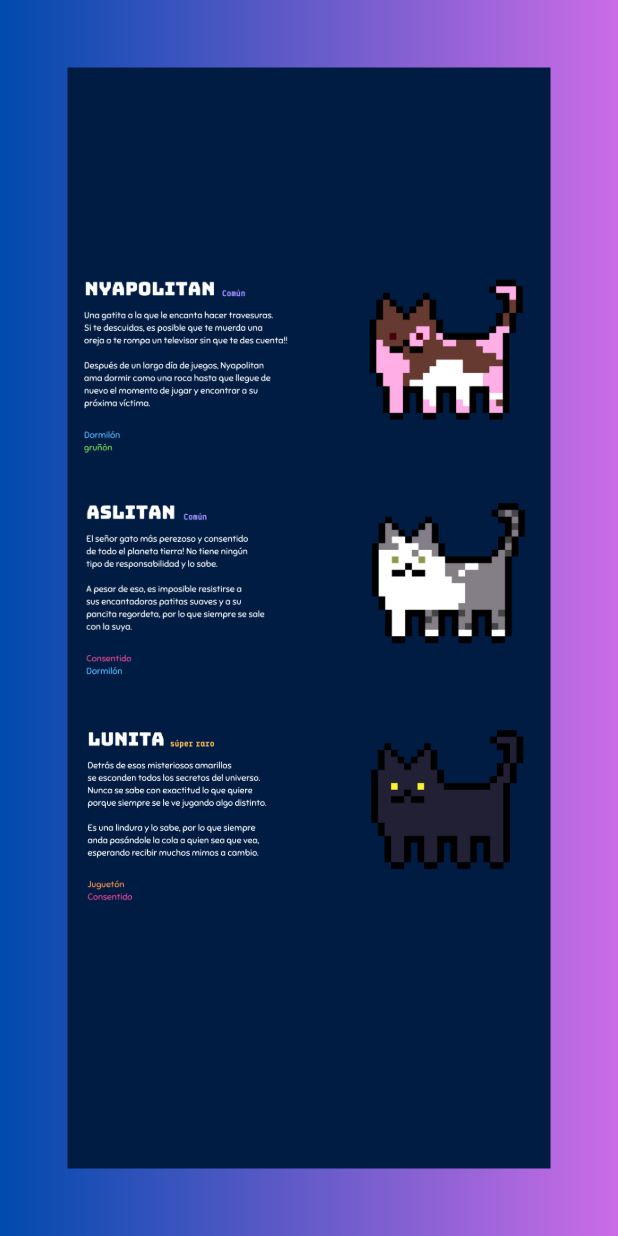
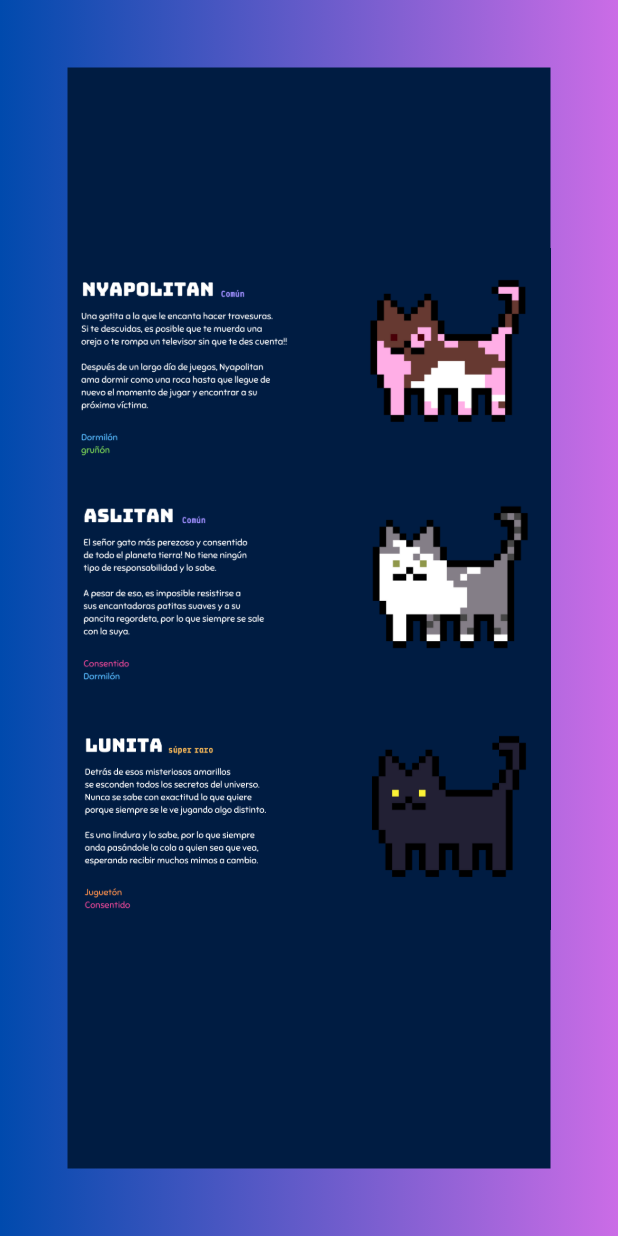
Before and after one commit to nanofrks/ATM, a Flutter app: the Homeview screen opened directly, on a phone screen of 412 x 824 dp. Run offline on Flutter 3.47's test engine with Material 2 defaults, Android fonts, the phone set to English and light mode, and no system bars.

Commit message:
avances homeview

```diff
--- a/lib/views/home_view.dart
+++ b/lib/views/home_view.dart
@@ -25,8 +25,9 @@ class Homeview extends StatelessWidget{
             ),
           ),
 
+          //contenedor azul
           Container(
-                  padding: const EdgeInsets.only(left: 2, right: 2, top:120, bottom:120),
+                  padding: const EdgeInsets.only(top:120, bottom:120),
                   margin: const EdgeInsets.all(45),
                   height: MediaQuery.of(context).size.height/1.1,
                   color: const Color.fromRGBO(0, 28, 66, 1),
```
